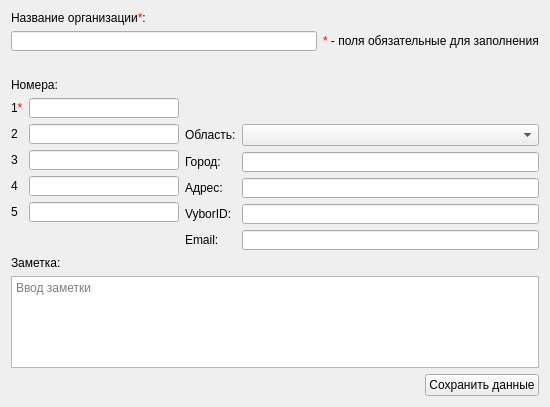
Qt form src/AddOrgContactDialog.ui (okostynchuk/Outcall) before a commit.
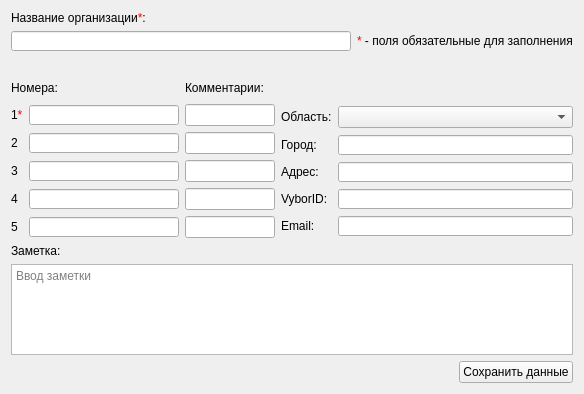
The same form after that commit. Icons and pictures are not drawn.

Commit message:
Added the abitily to add a comment to the number
Possibility to add a comment to the number in Add / Edit / View contact classes

```diff
--- a/src/AddOrgContactDialog.ui
+++ b/src/AddOrgContactDialog.ui
@@ -6,8 +6,8 @@
    <rect>
     <x>0</x>
     <y>0</y>
-    <width>550</width>
-    <height>407</height>
+    <width>582</width>
+    <height>394</height>
    </rect>
   </property>
   <property name="minimumSize">
@@ -23,44 +23,102 @@
    <iconset resource="images.qrc">
     <normaloff>:/images/outcall-logo.png</normaloff>:/images/outcall-logo.png</iconset>
   </property>
-  <layout class="QGridLayout" name="gridLayout_6">
-   <item row="2" column="0">
-    <layout class="QHBoxLayout" name="horizontalLayout">
-     <item>
-      <layout class="QGridLayout" name="gridLayout_5">
+  <layout class="QGridLayout" name="gridLayout_7">
+   <item row="0" column="0">
+    <layout class="QGridLayout" name="gridLayout_3">
+     <item row="0" column="0">
+      <layout class="QGridLayout" name="gridLayout_2">
        <item row="0" column="0">
+        <widget class="QLabel" name="label_3">
+         <property name="text">
+          <string>Название организации&lt;span style = &quot;color: red;&quot;&gt;*&lt;/span&gt;:</string>
+         </property>
+        </widget>
+       </item>
+       <item row="1" column="0">
+        <widget class="QLineEdit" name="orgName">
+         <property name="minimumSize">
+          <size>
+           <width>0</width>
+           <height>20</height>
+          </size>
+         </property>
+         <property name="maximumSize">
+          <size>
+           <width>16777215</width>
+           <height>20</height>
+          </size>
+         </property>
+         <property name="focusPolicy">
+          <enum>Qt::StrongFocus</enum>
+         </property>
+         <property name="inputMask">
+          <string/>
+         </property>
+        </widget>
+       </item>
+       <item row="2" column="0">
+        <widget class="QLabel" name="label_15">
+         <property name="minimumSize">
+          <size>
+           <width>0</width>
+           <height>15</height>
+          </size>
+         </property>
+         <property name="text">
+          <string/>
+         </property>
+        </widget>
+       </item>
+      </layout>
+     </item>
+     <item row="0" column="1">
+      <widget class="QLabel" name="label_13">
+       <property name="text">
+        <string>&lt;span style = &quot;color: red;&quot;&gt;*&lt;/span&gt; - поля обязательные для заполнения</string>
+       </property>
+      </widget>
+     </item>
+    </layout>
+   </item>
+   <item row="1" column="0">
+    <layout class="QGridLayout" name="gridLayout_6">
+     <item row="0" column="0">
+      <layout class="QGridLayout" name="gridLayout5">
+       <item row="0" column="0" colspan="2">
+        <widget class="QLabel" name="label_5">
+         <property name="minimumSize">
+          <size>
+           <width>0</width>
+           <height>20</height>
+          </size>
+         </property>
+         <property name="text">
+          <string>Номера:</string>
+         </property>
+        </widget>
+       </item>
+       <item row="0" column="2">
+        <widget class="QLabel" name="label_2">
+         <property name="minimumSize">
+          <size>
+           <width>0</width>
+           <height>20</height>
+          </size>
+         </property>
+         <property name="text">
+          <string>Комментарии:</string>
+         </property>
+        </widget>
+       </item>
+       <item row="1" column="0">
         <widget class="QLabel" name="label_6">
          <property name="text">
           <string>1&lt;span style = &quot;color: red;&quot;&gt;*&lt;/span&gt;</string>
          </property>
         </widget>
        </item>
-       <item row="2" column="1">
-        <widget class="QLineEdit" name="thirdNumber">
-         <property name="sizePolicy">
-          <sizepolicy hsizetype="Preferred" vsizetype="Fixed">
-           <horstretch>0</horstretch>
-           <verstretch>0</verstretch>
-          </sizepolicy>
-         </property>
-         <property name="minimumSize">
-          <size>
-           <width>150</width>
-           <height>20</height>
-          </size>
-         </property>
-         <property name="maximumSize">
-          <size>
-           <width>150</width>
-           <height>20</height>
-          </size>
-         </property>
-         <property name="focusPolicy">
-          <enum>Qt::StrongFocus</enum>
-         </property>
-        </widget>
-       </item>
-       <item row="0" column="1">
+       <item row="1" column="1">
         <widget class="QLineEdit" name="firstNumber">
          <property name="sizePolicy">
           <sizepolicy hsizetype="Preferred" vsizetype="Fixed">
@@ -85,7 +143,24 @@
          </property>
         </widget>
        </item>
-       <item row="1" column="1">
+       <item row="1" column="2">
+        <widget class="QLineEdit" name="firstNumberComment">
+         <property name="minimumSize">
+          <size>
+           <width>90</width>
+           <height>0</height>
+          </size>
+         </property>
+        </widget>
+       </item>
+       <item row="2" column="0">
+        <widget class="QLabel" name="label_7">
+         <property name="text">
+          <string>2</string>
+         </property>
+        </widget>
+       </item>
+       <item row="2" column="1">
         <widget class="QLineEdit" name="secondNumber">
          <property name="sizePolicy">
           <sizepolicy hsizetype="Preferred" vsizetype="Fixed">
@@ -110,60 +185,108 @@
          </property>
         </widget>
        </item>
-       <item row="3" column="1">
-        <widget class="QLineEdit" name="fourthNumber">
-         <property name="sizePolicy">
-          <sizepolicy hsizetype="Preferred" vsizetype="Fixed">
-           <horstretch>0</horstretch>
-           <verstretch>0</verstretch>
-          </sizepolicy>
-         </property>
+       <item row="2" column="2">
+        <widget class="QLineEdit" name="secondNumberComment">
          <property name="minimumSize">
           <size>
-           <width>150</width>
-           <height>20</height>
+           <width>90</width>
+           <height>0</height>
           </size>
          </property>
-         <property name="maximumSize">
-          <size>
-           <width>150</width>
-           <height>20</height>
-          </size>
-         </property>
-         <property name="focusPolicy">
-          <enum>Qt::StrongFocus</enum>
-         </property>
         </widget>
        </item>
        <item row="3" column="0">
-        <widget class="QLabel" name="label_18">
-         <property name="text">
-          <string>4</string>
-         </property>
-        </widget>
-       </item>
-       <item row="2" column="0">
         <widget class="QLabel" name="label_8">
          <property name="text">
           <string>3</string>
          </property>
         </widget>
        </item>
-       <item row="1" column="0">
-        <widget class="QLabel" name="label_7">
-         <property name="text">
-          <string>2</string>
+       <item row="3" column="1">
+        <widget class="QLineEdit" name="thirdNumber">
+         <property name="sizePolicy">
+          <sizepolicy hsizetype="Preferred" vsizetype="Fixed">
+           <horstretch>0</horstretch>
+           <verstretch>0</verstretch>
+          </sizepolicy>
+         </property>
+         <property name="minimumSize">
+          <size>
+           <width>150</width>
+           <height>20</height>
+          </size>
+         </property>
+         <property name="maximumSize">
+          <size>
+           <width>150</width>
+           <height>20</height>
+          </size>
+         </property>
+         <property name="focusPolicy">
+          <enum>Qt::StrongFocus</enum>
+         </property>
+        </widget>
+       </item>
+       <item row="3" column="2">
+        <widget class="QLineEdit" name="thirdNumberComment">
+         <property name="minimumSize">
+          <size>
+           <width>90</width>
+           <height>0</height>
+          </size>
          </property>
         </widget>
        </item>
        <item row="4" column="0">
+        <widget class="QLabel" name="label_18">
+         <property name="text">
+          <string>4</string>
+         </property>
+        </widget>
+       </item>
+       <item row="4" column="1">
+        <widget class="QLineEdit" name="fourthNumber">
+         <property name="sizePolicy">
+          <sizepolicy hsizetype="Preferred" vsizetype="Fixed">
+           <horstretch>0</horstretch>
+           <verstretch>0</verstretch>
+          </sizepolicy>
+         </property>
+         <property name="minimumSize">
+          <size>
+           <width>150</width>
+           <height>20</height>
+          </size>
+         </property>
+         <property name="maximumSize">
+          <size>
+           <width>150</width>
+           <height>20</height>
+          </size>
+         </property>
+         <property name="focusPolicy">
+          <enum>Qt::StrongFocus</enum>
+         </property>
+        </widget>
+       </item>
+       <item row="4" column="2">
+        <widget class="QLineEdit" name="fourthNumberComment">
+         <property name="minimumSize">
+          <size>
+           <width>90</width>
+           <height>0</height>
+          </size>
+         </property>
+        </widget>
+       </item>
+       <item row="5" column="0">
         <widget class="QLabel" name="label_19">
          <property name="text">
           <string>5</string>
          </property>
         </widget>
        </item>
-       <item row="4" column="1">
+       <item row="5" column="1">
         <widget class="QLineEdit" name="fifthNumber">
          <property name="sizePolicy">
           <sizepolicy hsizetype="Preferred" vsizetype="Fixed">
@@ -188,7 +311,17 @@
          </property>
         </widget>
        </item>
-       <item row="5" column="0" colspan="2">
+       <item row="5" column="2">
+        <widget class="QLineEdit" name="fifthNumberComment">
+         <property name="minimumSize">
+          <size>
+           <width>90</width>
+           <height>0</height>
+          </size>
+         </property>
+        </widget>
+       </item>
+       <item row="6" column="0" colspan="2">
         <spacer name="verticalSpacer">
          <property name="orientation">
           <enum>Qt::Vertical</enum>
@@ -203,7 +336,7 @@
        </item>
       </layout>
      </item>
-     <item>
+     <item row="0" column="1">
       <layout class="QGridLayout" name="gridLayout">
        <item row="5" column="1">
         <widget class="QLineEdit" name="email">
@@ -349,71 +482,7 @@
      </item>
     </layout>
    </item>
-   <item row="1" column="0">
-    <widget class="QLabel" name="label_5">
-     <property name="text">
-      <string>Номера:</string>
-     </property>
-    </widget>
-   </item>
-   <item row="0" column="0">
-    <layout class="QGridLayout" name="gridLayout_3">
-     <item row="0" column="0">
-      <layout class="QGridLayout" name="gridLayout_2">
-       <item row="0" column="0">
-        <widget class="QLabel" name="label_3">
-         <property name="text">
-          <string>Название организации&lt;span style = &quot;color: red;&quot;&gt;*&lt;/span&gt;:</string>
-         </property>
-        </widget>
-       </item>
-       <item row="1" column="0">
-        <widget class="QLineEdit" name="orgName">
-         <property name="minimumSize">
-          <size>
-           <width>0</width>
-           <height>20</height>
-          </size>
-         </property>
-         <property name="maximumSize">
-          <size>
-           <width>16777215</width>
-           <height>20</height>
-          </size>
-         </property>
-         <property name="focusPolicy">
-          <enum>Qt::StrongFocus</enum>
-         </property>
-         <property name="inputMask">
-          <string/>
-         </property>
-        </widget>
-       </item>
-       <item row="2" column="0">
-        <widget class="QLabel" name="label_15">
-         <property name="minimumSize">
-          <size>
-           <width>0</width>
-           <height>15</height>
-          </size>
-         </property>
-         <property name="text">
-          <string/>
-         </property>
-        </widget>
-       </item>
-      </layout>
-     </item>
-     <item row="0" column="1">
-      <widget class="QLabel" name="label_13">
-       <property name="text">
-        <string>&lt;span style = &quot;color: red;&quot;&gt;*&lt;/span&gt; - поля обязательные для заполнения</string>
-       </property>
-      </widget>
-     </item>
-    </layout>
-   </item>
-   <item row="3" column="0">
+   <item row="2" column="0">
     <layout class="QGridLayout" name="gridLayout_4">
      <item row="1" column="0" colspan="4">
       <widget class="QTextEdit" name="comment">
```
Left out of the diff: 116 changed lines with no effect on the pictures. The commit also changes 17 other files.
